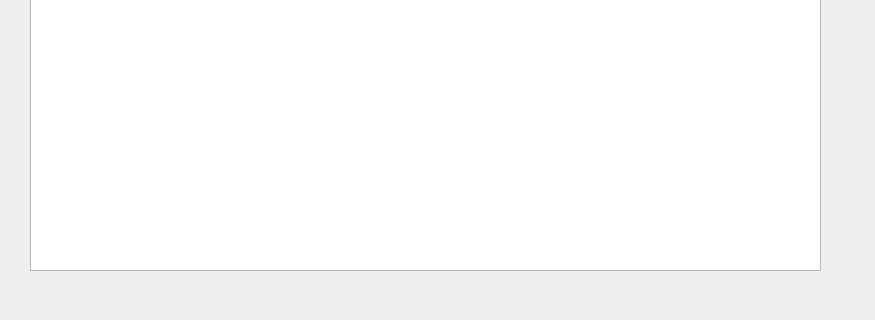
Qt form course/editworkswindow.ui (TFed555/Coursework) before a commit; both pictures show x 0 to 875 and y 240 to 560 of the 875 by 560 pixel window.
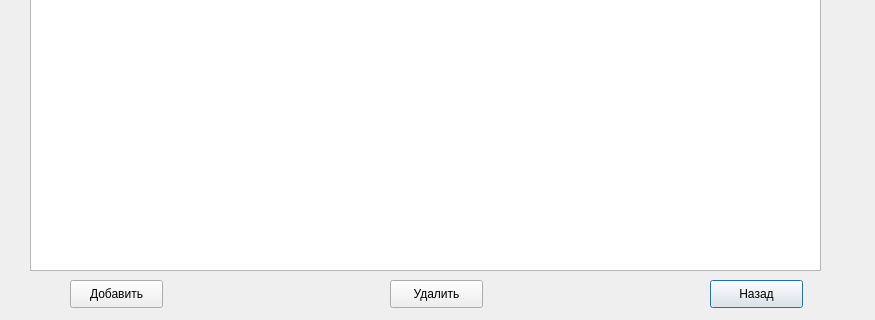
The same form after that commit.

What changed in the file:
```diff
--- a/course/editworkswindow.ui
+++ b/course/editworkswindow.ui
@@ -23,6 +23,45 @@
     </rect>
    </property>
   </widget>
+  <widget class="QPushButton" name="backButton">
+   <property name="geometry">
+    <rect>
+     <x>710</x>
+     <y>520</y>
+     <width>93</width>
+     <height>28</height>
+    </rect>
+   </property>
+   <property name="text">
+    <string>Назад</string>
+   </property>
+  </widget>
+  <widget class="QPushButton" name="addButton">
+   <property name="geometry">
+    <rect>
+     <x>70</x>
+     <y>520</y>
+     <width>93</width>
+     <height>28</height>
+    </rect>
+   </property>
+   <property name="text">
+    <string>Добавить</string>
+   </property>
+  </widget>
+  <widget class="QPushButton" name="delButton">
+   <property name="geometry">
+    <rect>
+     <x>390</x>
+     <y>520</y>
+     <width>93</width>
+     <height>28</height>
+    </rect>
+   </property>
+   <property name="text">
+    <string>Удалить</string>
+   </property>
+  </widget>
  </widget>
  <resources/>
  <connections/>
```
